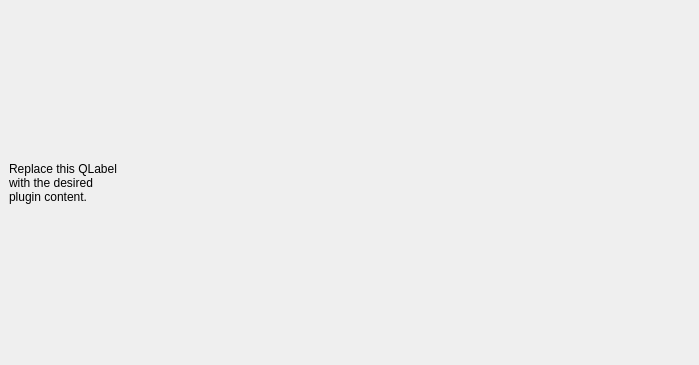
Qt form lazy_raster_calculator_dockwidget_base.ui (timvandriel/qgis-raster-calculator) before a commit.
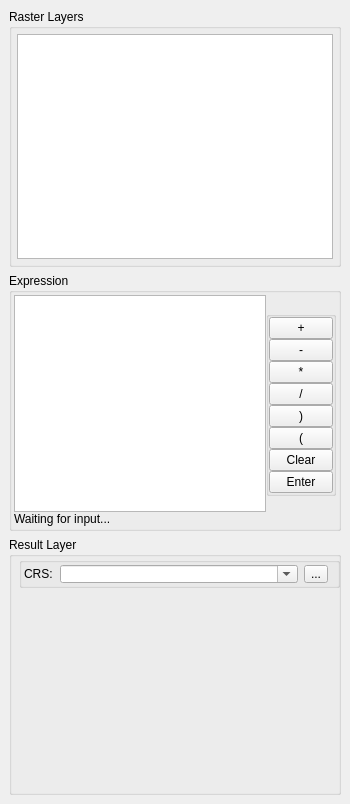
The same form after that commit.

Commit message: working on UI, created raster layer selection, expression box with operators, and result layer box with just crs selection so far

```diff
--- a/lazy_raster_calculator_dockwidget_base.ui
+++ b/lazy_raster_calculator_dockwidget_base.ui
@@ -6,22 +6,285 @@
    <rect>
     <x>0</x>
     <y>0</y>
-    <width>699</width>
-    <height>365</height>
+    <width>350</width>
+    <height>804</height>
    </rect>
   </property>
+  <property name="sizePolicy">
+   <sizepolicy hsizetype="Expanding" vsizetype="Expanding">
+    <horstretch>0</horstretch>
+    <verstretch>0</verstretch>
+   </sizepolicy>
+  </property>
+  <property name="minimumSize">
+   <size>
+    <width>350</width>
+    <height>600</height>
+   </size>
+  </property>
+  <property name="maximumSize">
+   <size>
+    <width>900</width>
+    <height>900</height>
+   </size>
+  </property>
   <property name="windowTitle">
    <string>Lazy Raster Calculator</string>
   </property>
   <widget class="QWidget" name="dockWidgetContents">
    <layout class="QGridLayout" name="gridLayout">
+    <item row="2" column="0">
+     <widget class="QGroupBox" name="groupBox_3">
+      <property name="sizePolicy">
+       <sizepolicy hsizetype="Expanding" vsizetype="Expanding">
+        <horstretch>0</horstretch>
+        <verstretch>0</verstretch>
+       </sizepolicy>
+      </property>
+      <property name="title">
+       <string>Result Layer</string>
+      </property>
+      <widget class="QGroupBox" name="groupBox_5">
+       <property name="geometry">
+        <rect>
+         <x>10</x>
+         <y>20</y>
+         <width>321</width>
+         <height>31</height>
+        </rect>
+       </property>
+       <property name="title">
+        <string/>
+       </property>
+       <layout class="QGridLayout" name="gridLayout_2">
+        <property name="leftMargin">
+         <number>2</number>
+        </property>
+        <property name="topMargin">
+         <number>2</number>
+        </property>
+        <property name="bottomMargin">
+         <number>2</number>
+        </property>
+        <property name="verticalSpacing">
+         <number>0</number>
+        </property>
+        <item row="0" column="0">
+         <widget class="QLabel" name="label">
+          <property name="maximumSize">
+           <size>
+            <width>30</width>
+            <height>16777215</height>
+           </size>
+          </property>
+          <property name="text">
+           <string>CRS:</string>
+          </property>
+         </widget>
+        </item>
+        <item row="0" column="1">
+         <widget class="QComboBox" name="crsComboBox">
+          <property name="editable">
+           <bool>true</bool>
+          </property>
+         </widget>
+        </item>
+        <item row="0" column="2">
+         <widget class="QToolButton" name="crsSelectButton">
+          <property name="text">
+           <string>...</string>
+          </property>
+         </widget>
+        </item>
+       </layout>
+      </widget>
+     </widget>
+    </item>
     <item row="0" column="0">
-     <widget class="QLabel" name="label">
-      <property name="text">
-       <string>Replace this QLabel
-with the desired
-plugin content.</string>
+     <widget class="QGroupBox" name="groupBox">
+      <property name="sizePolicy">
+       <sizepolicy hsizetype="Expanding" vsizetype="Expanding">
+        <horstretch>0</horstretch>
+        <verstretch>0</verstretch>
+       </sizepolicy>
       </property>
+      <property name="title">
+       <string>Raster Layers</string>
+      </property>
+      <layout class="QVBoxLayout" name="verticalLayout">
+       <property name="leftMargin">
+        <number>5</number>
+       </property>
+       <property name="topMargin">
+        <number>5</number>
+       </property>
+       <property name="rightMargin">
+        <number>5</number>
+       </property>
+       <property name="bottomMargin">
+        <number>5</number>
+       </property>
+       <item>
+        <widget class="QListWidget" name="rasterLayerListWidget"/>
+       </item>
+      </layout>
+     </widget>
+    </item>
+    <item row="1" column="0">
+     <widget class="QGroupBox" name="groupBox_2">
+      <property name="sizePolicy">
+       <sizepolicy hsizetype="Expanding" vsizetype="Preferred">
+        <horstretch>0</horstretch>
+        <verstretch>0</verstretch>
+       </sizepolicy>
+      </property>
+      <property name="title">
+       <string>Expression</string>
+      </property>
+      <layout class="QGridLayout" name="gridLayout_3">
+       <property name="leftMargin">
+        <number>2</number>
+       </property>
+       <property name="topMargin">
+        <number>2</number>
+       </property>
+       <property name="rightMargin">
+        <number>2</number>
+       </property>
+       <property name="bottomMargin">
+        <number>2</number>
+       </property>
+       <property name="spacing">
+        <number>0</number>
+       </property>
+       <item row="0" column="0">
+        <widget class="QTextEdit" name="expressionBox">
+         <property name="minimumSize">
+          <size>
+           <width>0</width>
+           <height>60</height>
+          </size>
+         </property>
+        </widget>
+       </item>
+       <item row="2" column="0">
+        <widget class="QLabel" name="expressionStatusLabel">
+         <property name="text">
+          <string>Waiting for input...</string>
+         </property>
+        </widget>
+       </item>
+       <item row="0" column="1">
+        <widget class="QGroupBox" name="groupBox_4">
+         <property name="sizePolicy">
+          <sizepolicy hsizetype="Expanding" vsizetype="Fixed">
+           <horstretch>0</horstretch>
+           <verstretch>0</verstretch>
+          </sizepolicy>
+         </property>
+         <property name="maximumSize">
+          <size>
+           <width>70</width>
+           <height>16777215</height>
+          </size>
+         </property>
+         <property name="title">
+          <string/>
+         </property>
+         <layout class="QVBoxLayout" name="verticalLayout_2">
+          <property name="spacing">
+           <number>0</number>
+          </property>
+          <property name="leftMargin">
+           <number>0</number>
+          </property>
+          <property name="topMargin">
+           <number>0</number>
+          </property>
+          <property name="rightMargin">
+           <number>0</number>
+          </property>
+          <property name="bottomMargin">
+           <number>0</number>
+          </property>
+          <item>
+           <widget class="QPushButton" name="plusButton">
+            <property name="text">
+             <string>+</string>
+            </property>
+           </widget>
+          </item>
+          <item>
+           <widget class="QPushButton" name="minusButton">
+            <property name="minimumSize">
+             <size>
+              <width>0</width>
+              <height>0</height>
+             </size>
+            </property>
+            <property name="text">
+             <string>-</string>
+            </property>
+           </widget>
+          </item>
+          <item>
+           <widget class="QPushButton" name="multiplyButton">
+            <property name="text">
+             <string>*</string>
+            </property>
+           </widget>
+          </item>
+          <item>
+           <widget class="QPushButton" name="divideButton">
+            <property name="text">
+             <string>/</string>
+            </property>
+           </widget>
+          </item>
+          <item>
+           <widget class="QPushButton" name="closeParenButton">
+            <property name="text">
+             <string>)</string>
+            </property>
+           </widget>
+          </item>
+          <item>
+           <widget class="QPushButton" name="openParenButton">
+            <property name="text">
+             <string>(</string>
+            </property>
+           </widget>
+          </item>
+          <item>
+           <widget class="QPushButton" name="clearButton">
+            <property name="minimumSize">
+             <size>
+              <width>43</width>
+              <height>0</height>
+             </size>
+            </property>
+            <property name="text">
+             <string>Clear</string>
+            </property>
+           </widget>
+          </item>
+          <item>
+           <widget class="QPushButton" name="calculateButton">
+            <property name="minimumSize">
+             <size>
+              <width>30</width>
+              <height>0</height>
+             </size>
+            </property>
+            <property name="text">
+             <string>Enter</string>
+            </property>
+           </widget>
+          </item>
+         </layout>
+        </widget>
+       </item>
+      </layout>
      </widget>
     </item>
    </layout>
```
The commit also changes 4 other files.
